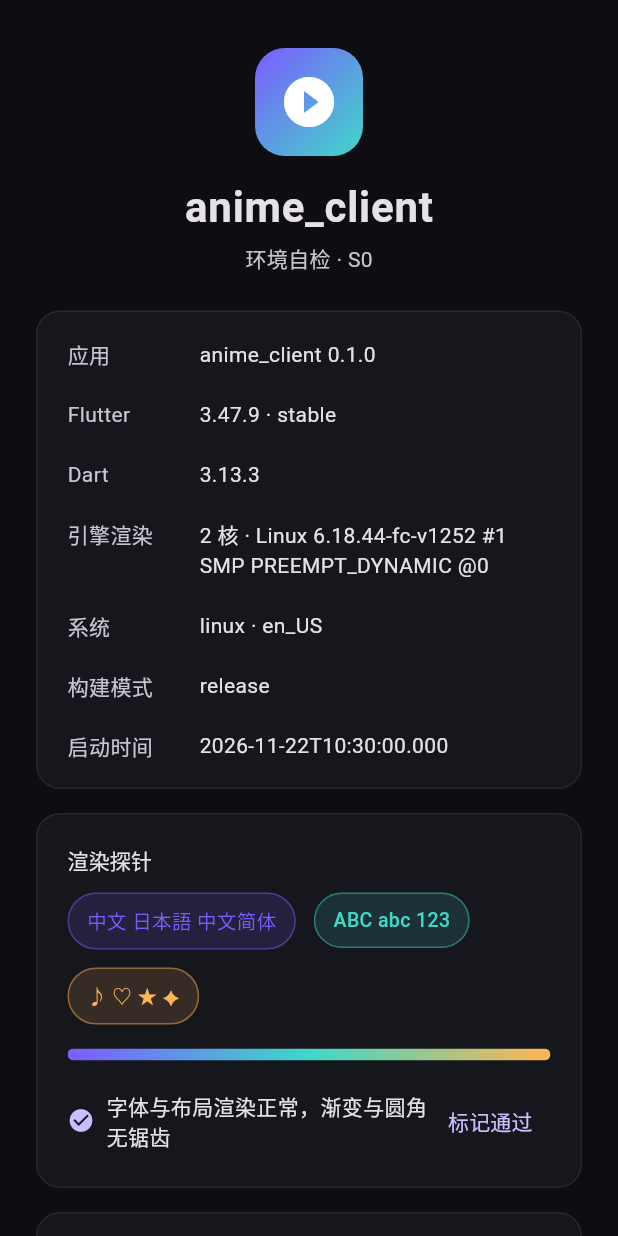
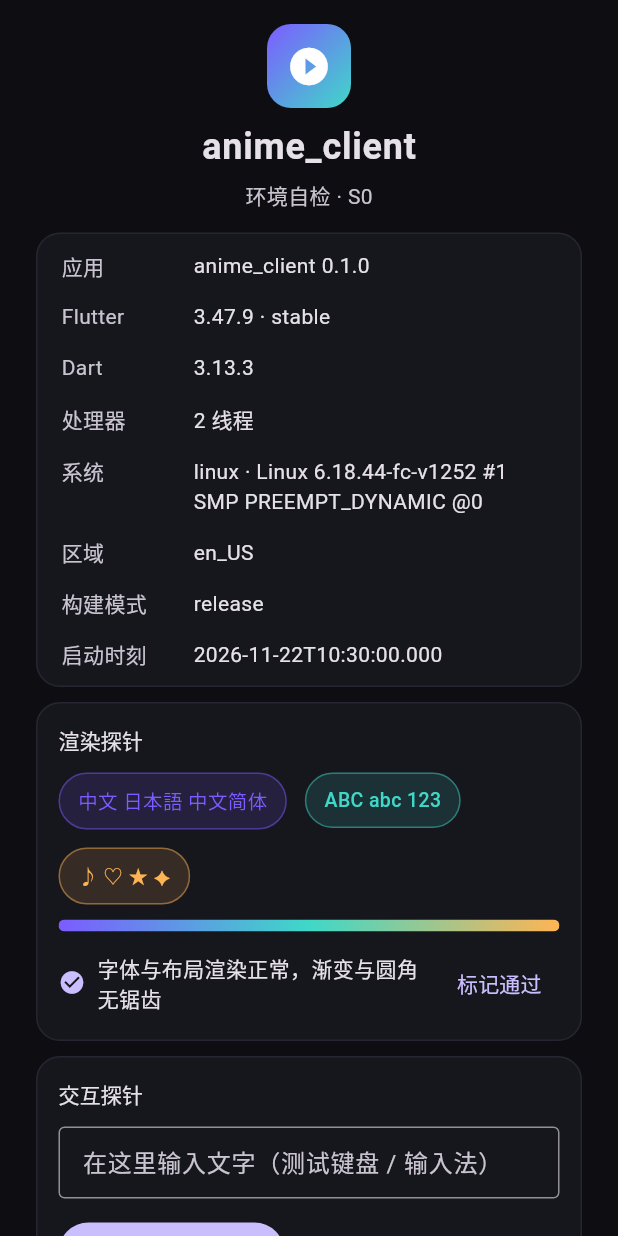
Before and after one commit to xiangfengzhinai666/anime-client, a Flutter app: the screen it shows after launch, on a phone screen of 412 x 824 dp. Run offline on Flutter 3.47's test engine with Material 3 defaults, Android fonts, the phone set to English and light mode, and no system bars.

Commit message:
feat(S0): 打通 Windows 构建链路
- 安装 VS Build Tools 2022（VCTools + Windows SDK 10.0.26100），flutter doctor 转绿
- 新增 lib/dev/screenshot.dart：DSH_SHOT 环境变量触发首帧自渲染截图
- windows/runner: 窗口 1260x860，标题 Anime Client
- 自检页压缩布局，单屏完整可见；修正信息卡字段
- docs: S0 报告（含证据）、TOOLCHAIN（含 VS 路径偏差与重装方案）、界面截图
- analyze 0 issue / test 3 passed / release 构建 21.9s / 冷启动 1266ms

```diff
--- a/lib/main.dart
+++ b/lib/main.dart
@@ -7,8 +7,17 @@ import 'dart:io';
 import 'package:flutter/foundation.dart';
 import 'package:flutter/material.dart';
 
+import 'dev/screenshot.dart';
+
+/// 截图工具用的边界 key（生产环境无副作用）。
+final GlobalKey _shotBoundaryKey = GlobalKey();
+
+/// 进程启动时刻（用于展示冷启动信息）。
+final DateTime _launchedAt = DateTime.now();
+
 void main() {
   runApp(const SelfCheckApp());
+  scheduleScreenshot(_shotBoundaryKey);
 }
 
 class SelfCheckApp extends StatelessWidget {
@@ -22,7 +31,10 @@ class SelfCheckApp extends StatelessWidget {
       themeMode: ThemeMode.dark,
       theme: _theme(Brightness.dark),
       darkTheme: _theme(Brightness.dark),
-      home: const SelfCheckPage(),
+      home: RepaintBoundary(
+        key: _shotBoundaryKey,
+        child: const SelfCheckPage(),
+      ),
     );
   }
 
@@ -64,7 +76,7 @@ class _SelfCheckPageState extends State<SelfCheckPage> {
     return Scaffold(
       body: Center(
         child: SingleChildScrollView(
-          padding: const EdgeInsets.symmetric(vertical: 32, horizontal: 24),
+          padding: const EdgeInsets.symmetric(vertical: 16, horizontal: 24),
           child: ConstrainedBox(
             constraints: const BoxConstraints(maxWidth: 720),
             child: Column(
@@ -72,33 +84,35 @@ class _SelfCheckPageState extends State<SelfCheckPage> {
               mainAxisSize: MainAxisSize.min,
               children: [
                 _Header(theme: theme),
-                const SizedBox(height: 24),
+                const SizedBox(height: 14),
                 _InfoCard(
                   rows: [
                     ('应用', 'anime_client 0.1.0'),
                     ('Flutter', '3.47.9 · stable'),
                     ('Dart', Platform.version.split(' ').first),
-                    ('引擎渲染', '${Platform.numberOfProcessors} 核 · ${Platform.operatingSystemVersion}'),
-                    ('系统', '${Platform.operatingSystem} · ${Platform.localeName}'),
+                    ('处理器', '${Platform.numberOfProcessors} 线程'),
+                    ('系统', '${Platform.operatingSystem} · ${Platform.operatingSystemVersion}'),
+                    ('区域', Platform.localeName),
                     ('构建模式', isRelease ? 'release' : 'debug'),
-                    ('启动时间', DateTime.now().toIso8601String()),
+                    ('启动时刻', _launchedAt.toIso8601String()),
                   ],
                 ),
-                const SizedBox(height: 16),
+                const SizedBox(height: 10),
                 _RenderProbe(
                   onPassed: () => setState(() => _probePassed = true),
                 ),
-                const SizedBox(height: 16),
+                const SizedBox(height: 10),
                 _InteractionCard(
                   controller: _controller,
                   passed: _probePassed,
                 ),
-                const SizedBox(height: 24),
+                const SizedBox(height: 14),
                 Text(
                   'S0 · 环境自检通过',
                   textAlign: TextAlign.center,
                   style: theme.textTheme.bodySmall?.copyWith(
-                    color: theme.colorScheme.primary,
+                    color: const Color(0xFF9B8CFF),
+                    fontWeight: FontWeight.w600,
                     letterSpacing: 1.2,
                   ),
                 ),
@@ -121,22 +135,22 @@ class _Header extends StatelessWidget {
     return Column(
       children: [
         Container(
-          width: 72,
-          height: 72,
+          width: 56,
+          height: 56,
           decoration: BoxDecoration(
-            borderRadius: BorderRadius.circular(20),
+            borderRadius: BorderRadius.circular(16),
             gradient: const LinearGradient(
               begin: Alignment.topLeft,
               end: Alignment.bottomRight,
               colors: [Color(0xFF7C5CFF), Color(0xFF3FD8C8)],
             ),
           ),
-          child: const Icon(Icons.play_circle_fill, size: 40, color: Colors.white),
+          child: const Icon(Icons.play_circle_fill, size: 30, color: Colors.white),
         ),
-        const SizedBox(height: 16),
+        const SizedBox(height: 10),
         Text(
           'anime_client',
-          style: theme.textTheme.headlineMedium?.copyWith(
+          style: theme.textTheme.headlineSmall?.copyWith(
             fontWeight: FontWeight.w700,
             letterSpacing: 0.5,
           ),
@@ -162,7 +176,7 @@ class _InfoCard extends StatelessWidget {
   Widget build(BuildContext context) {
     final theme = Theme.of(context);
     return Container(
-      padding: const EdgeInsets.symmetric(horizontal: 20, vertical: 8),
+      padding: const EdgeInsets.symmetric(horizontal: 16, vertical: 4),
       decoration: BoxDecoration(
         color: const Color(0xFF16161D),
         borderRadius: BorderRadius.circular(16),
@@ -172,7 +186,7 @@ class _InfoCard extends StatelessWidget {
         children: [
           for (final (label, value) in rows)
             Padding(
-              padding: const EdgeInsets.symmetric(vertical: 10),
+              padding: const EdgeInsets.symmetric(vertical: 7),
               child: Row(
                 crossAxisAlignment: CrossAxisAlignment.start,
                 children: [
@@ -212,7 +226,7 @@ class _RenderProbe extends StatelessWidget {
   Widget build(BuildContext context) {
     final theme = Theme.of(context);
     return Container(
-      padding: const EdgeInsets.all(20),
+      padding: const EdgeInsets.all(14),
       decoration: BoxDecoration(
         color: const Color(0xFF16161D),
         borderRadius: BorderRadius.circular(16),
@@ -232,7 +246,7 @@ class _RenderProbe extends StatelessWidget {
               _Chip(text: '♪ ♡ ★ ✦', color: Color(0xFFFFB454)),
             ],
           ),
-          const SizedBox(height: 16),
+          const SizedBox(height: 10),
           ClipRRect(
             borderRadius: BorderRadius.circular(8),
             child: Container(
@@ -248,7 +262,7 @@ class _RenderProbe extends StatelessWidget {
               ),
             ),
           ),
-          const SizedBox(height: 16),
+          const SizedBox(height: 10),
           Row(
             children: [
               Icon(Icons.check_circle, size: 18, color: theme.colorScheme.primary),
@@ -305,7 +319,7 @@ class _InteractionCard extends StatelessWidget {
   Widget build(BuildContext context) {
     final theme = Theme.of(context);
     return Container(
-      padding: const EdgeInsets.all(20),
+      padding: const EdgeInsets.all(14),
       decoration: BoxDecoration(
         color: const Color(0xFF16161D),
         borderRadius: BorderRadius.circular(16),
```
Also changed, not shown: lib/dev/screenshot.dart (added, +50 -0 lines), docs/assets/s0-selfcheck.png (added), 4 other files.
